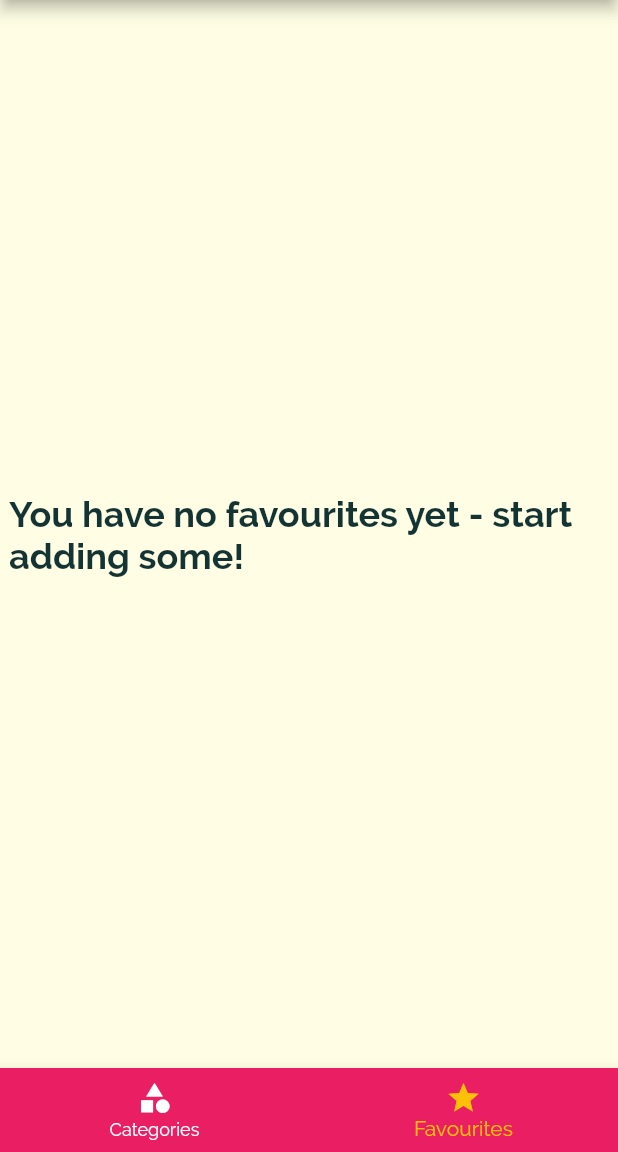
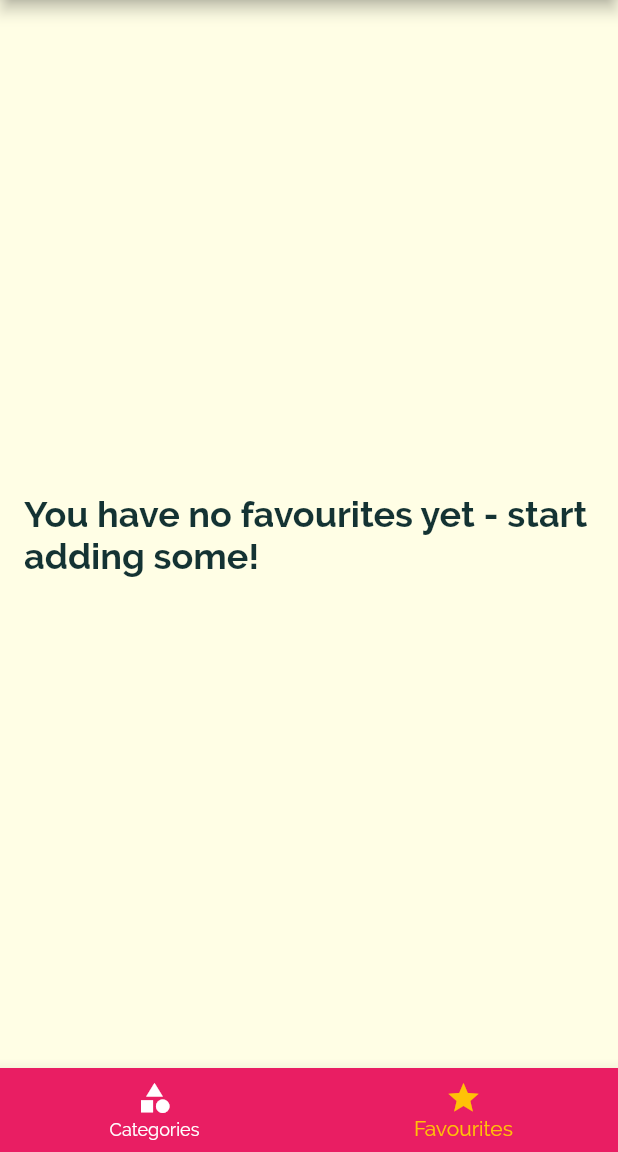
Before and after one commit to simran1901/DeliMeals, a Flutter app: the screen it shows after launch, item 2 of the bottom bar chosen, on a phone screen of 412 x 824 dp, the part 84-1236 px from its top. Run offline on Flutter 3.47's test engine with Material 2 defaults, Android fonts, the phone set to English and light mode, and no system bars.

Commit message:
finishing up

```diff
--- a/lib/screens/favourites_screen.dart
+++ b/lib/screens/favourites_screen.dart
@@ -12,7 +12,7 @@ class FavouritesScreen extends StatelessWidget {
     if (favouriteMeals.isEmpty) {
       return Center(
         child: Container(
-          width: 400,
+          width: 380,
           child: Text(
             'You have no favourites yet - start adding some!',
             style: TextStyle(
```
